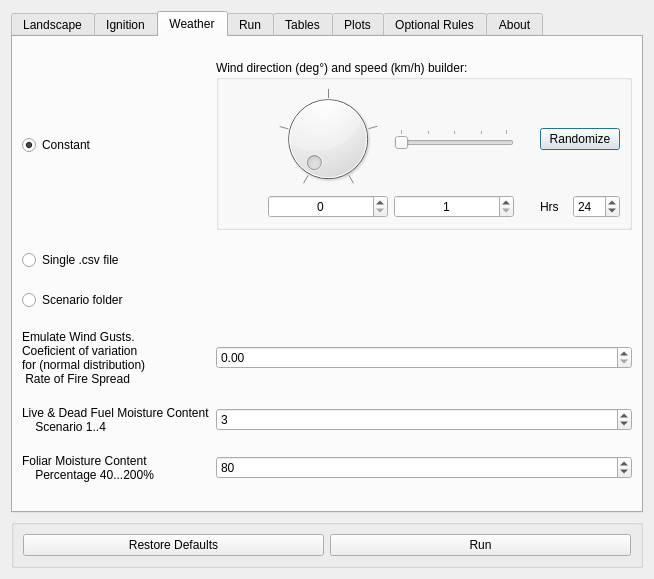
The window that fire2am_dialog_base.ui (fdobad/fire2am-kitral) describes before a commit, drawn with Qt 5.
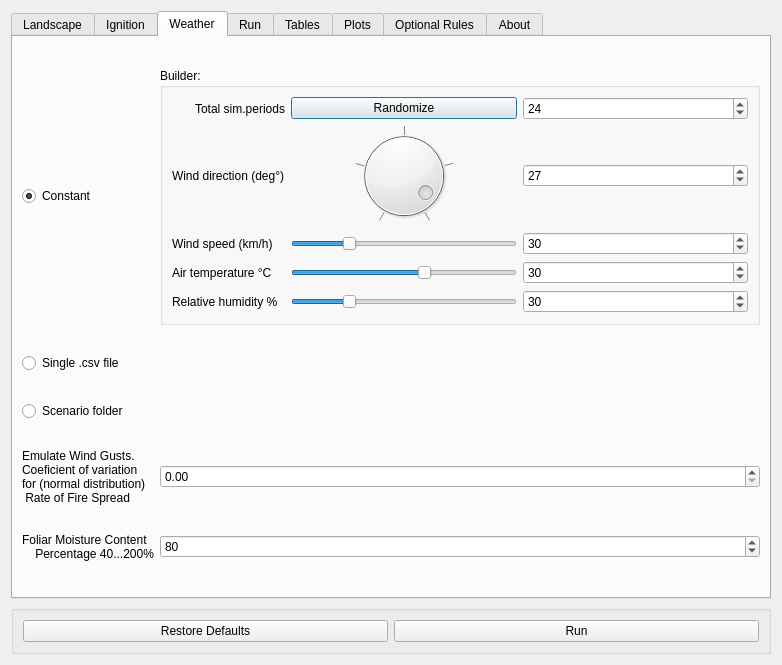
The same window after the commit. The open tabs and pages were chosen to show the change. Custom widgets are drawn as their Qt base class.

```diff
--- a/fire2am_dialog_base.ui
+++ b/fire2am_dialog_base.ui
@@ -6,8 +6,8 @@
    <rect>
     <x>0</x>
     <y>0</y>
-    <width>654</width>
-    <height>579</height>
+    <width>782</width>
+    <height>665</height>
    </rect>
   </property>
   <property name="windowTitle">
@@ -237,6 +237,27 @@
        <string>Weather</string>
       </attribute>
       <layout class="QGridLayout" name="gridLayout_2">
+       <item row="6" column="0">
+        <widget class="QLabel" name="label_10">
+         <property name="text">
+          <string>Foliar Moisture Content
+    Percentage 40...200%</string>
+         </property>
+        </widget>
+       </item>
+       <item row="3" column="1">
+        <widget class="QgsFileWidget" name="fileWidget_weatherFolder">
+         <property name="dialogTitle">
+          <string>Select a folder with Weathers[1..N].csv inside</string>
+         </property>
+         <property name="defaultRoot">
+          <string/>
+         </property>
+         <property name="storageMode">
+          <enum>QgsFileWidget::GetDirectory</enum>
+         </property>
+        </widget>
+       </item>
        <item row="3" column="0">
         <widget class="QRadioButton" name="radioButton_weatherFolder">
          <property name="text">
@@ -244,13 +265,132 @@
          </property>
         </widget>
        </item>
+       <item row="2" column="0">
+        <widget class="QRadioButton" name="radioButton_weatherFile">
+         <property name="text">
+          <string>Single .csv file</string>
+         </property>
+        </widget>
+       </item>
+       <item row="2" column="1">
+        <widget class="QgsFileWidget" name="fileWidget_weatherFile">
+         <property name="dialogTitle">
+          <string>Select a .csv text file with columns WS &amp; WD</string>
+         </property>
+         <property name="filter">
+          <string>*.csv</string>
+         </property>
+         <property name="defaultRoot">
+          <string/>
+         </property>
+        </widget>
+       </item>
+       <item row="4" column="0">
+        <widget class="QLabel" name="label">
+         <property name="text">
+          <string>Emulate Wind Gusts.
+Coeficient of variation
+for (normal distribution)
+ Rate of Fire Spread</string>
+         </property>
+        </widget>
+       </item>
+       <item row="4" column="1">
+        <widget class="QDoubleSpinBox" name="doubleSpinBox_ROS_CV"/>
+       </item>
+       <item row="6" column="1">
+        <widget class="QSpinBox" name="spinBox_fmc">
+         <property name="enabled">
+          <bool>true</bool>
+         </property>
+         <property name="minimum">
+          <number>40</number>
+         </property>
+         <property name="maximum">
+          <number>200</number>
+         </property>
+         <property name="value">
+          <number>80</number>
+         </property>
+        </widget>
+       </item>
+       <item row="0" column="0">
+        <widget class="QRadioButton" name="radioButton_weatherConstant">
+         <property name="text">
+          <string>Constant</string>
+         </property>
+         <property name="checked">
+          <bool>true</bool>
+         </property>
+        </widget>
+       </item>
        <item row="0" column="1">
         <widget class="QGroupBox" name="groupBox">
          <property name="title">
-          <string>Wind direction (deg°) and speed (km/h) builder:</string>
+          <string>Builder:</string>
          </property>
          <layout class="QGridLayout" name="gridLayout_5">
-          <item row="2" column="2">
+          <item row="5" column="2">
+           <widget class="QSpinBox" name="spinBox_airTemperature">
+            <property name="minimum">
+             <number>-10</number>
+            </property>
+            <property name="maximum">
+             <number>57</number>
+            </property>
+            <property name="stepType">
+             <enum>QAbstractSpinBox::DefaultStepType</enum>
+            </property>
+            <property name="value">
+             <number>30</number>
+            </property>
+           </widget>
+          </item>
+          <item row="5" column="0">
+           <widget class="QLabel" name="label_2">
+            <property name="text">
+             <string>Air temperature °C</string>
+            </property>
+           </widget>
+          </item>
+          <item row="2" column="0">
+           <widget class="QLabel" name="label_20">
+            <property name="text">
+             <string>Wind direction (deg°)</string>
+            </property>
+           </widget>
+          </item>
+          <item row="0" column="1">
+           <widget class="QPushButton" name="pushButton_windRandomize">
+            <property name="text">
+             <string>Randomize</string>
+            </property>
+           </widget>
+          </item>
+          <item row="6" column="2">
+           <widget class="QSpinBox" name="spinBox_relativeHumidity">
+            <property name="maximum">
+             <number>123</number>
+            </property>
+            <property name="value">
+             <number>30</number>
+            </property>
+           </widget>
+          </item>
+          <item row="0" column="2">
+           <widget class="QSpinBox" name="spinBox_windConstLen">
+            <property name="minimum">
+             <number>1</number>
+            </property>
+            <property name="maximum">
+             <number>999</number>
+            </property>
+            <property name="value">
+             <number>24</number>
+            </property>
+           </widget>
+          </item>
+          <item row="4" column="1">
            <widget class="QSlider" name="horizontalSlider_windSpeed">
             <property name="sizePolicy">
              <sizepolicy hsizetype="Expanding" vsizetype="Fixed">
@@ -262,16 +402,19 @@
              <string>km/h</string>
             </property>
             <property name="minimum">
-             <number>1</number>
+             <number>0</number>
             </property>
             <property name="maximum">
-             <number>100</number>
+             <number>123</number>
+            </property>
+            <property name="value">
+             <number>30</number>
             </property>
             <property name="orientation">
              <enum>Qt::Horizontal</enum>
             </property>
             <property name="tickPosition">
-             <enum>QSlider::TicksAbove</enum>
+             <enum>QSlider::NoTicks</enum>
             </property>
             <property name="tickInterval">
              <number>25</number>
@@ -290,28 +433,99 @@
              <string>km/h</string>
             </property>
             <property name="alignment">
-             <set>Qt::AlignCenter</set>
+             <set>Qt::AlignLeading|Qt::AlignLeft|Qt::AlignVCenter</set>
             </property>
+            <property name="suffix">
+             <string/>
+            </property>
             <property name="minimum">
-             <number>1</number>
+             <number>0</number>
             </property>
             <property name="maximum">
-             <number>200</number>
+             <number>123</number>
             </property>
+            <property name="stepType">
+             <enum>QAbstractSpinBox::DefaultStepType</enum>
+            </property>
+            <property name="value">
+             <number>30</number>
+            </property>
            </widget>
           </item>
-          <item row="2" column="0">
-           <spacer name="horizontalSpacer_2">
+          <item row="0" column="0">
+           <widget class="QLabel" name="label_15">
+            <property name="text">
+             <string>Total sim.periods</string>
+            </property>
+            <property name="alignment">
+             <set>Qt::AlignRight|Qt::AlignTrailing|Qt::AlignVCenter</set>
+            </property>
+           </widget>
+          </item>
+          <item row="6" column="0">
+           <widget class="QLabel" name="label_19">
+            <property name="text">
+             <string>Relative humidity %</string>
+            </property>
+           </widget>
+          </item>
+          <item row="5" column="1">
+           <widget class="QSlider" name="horizontalSlider_airTemperature">
+            <property name="minimum">
+             <number>-10</number>
+            </property>
+            <property name="maximum">
+             <number>57</number>
+            </property>
+            <property name="value">
+             <number>30</number>
+            </property>
             <property name="orientation">
              <enum>Qt::Horizontal</enum>
             </property>
-            <property name="sizeHint" stdset="0">
-             <size>
-              <width>40</width>
-              <height>20</height>
-             </size>
+           </widget>
+          </item>
+          <item row="2" column="2">
+           <widget class="QSpinBox" name="spinBox_windDirection">
+            <property name="sizePolicy">
+             <sizepolicy hsizetype="Minimum" vsizetype="Fixed">
+              <horstretch>1</horstretch>
+              <verstretch>0</verstretch>
+             </sizepolicy>
             </property>
-           </spacer>
+            <property name="alignment">
+             <set>Qt::AlignLeading|Qt::AlignLeft|Qt::AlignVCenter</set>
+            </property>
+            <property name="maximum">
+             <number>359</number>
+            </property>
+            <property name="singleStep">
+             <number>6</number>
+            </property>
+            <property name="value">
+             <number>27</number>
+            </property>
+           </widget>
+          </item>
+          <item row="4" column="0">
+           <widget class="QLabel" name="label_21">
+            <property name="text">
+             <string>Wind speed (km/h)</string>
+            </property>
+           </widget>
+          </item>
+          <item row="6" column="1">
+           <widget class="QSlider" name="horizontalSlider_relativeHumidity">
+            <property name="maximum">
+             <number>123</number>
+            </property>
+            <property name="value">
+             <number>30</number>
+            </property>
+            <property name="orientation">
+             <enum>Qt::Horizontal</enum>
+            </property>
+           </widget>
           </item>
           <item row="2" column="1">
            <widget class="QDial" name="dial_windDirection">
@@ -330,6 +544,15 @@
             <property name="singleStep">
              <number>1</number>
             </property>
+            <property name="value">
+             <number>27</number>
+            </property>
+            <property name="orientation">
+             <enum>Qt::Horizontal</enum>
+            </property>
+            <property name="invertedAppearance">
+             <bool>true</bool>
+            </property>
             <property name="notchTarget">
              <double>90.000000000000000</double>
             </property>
@@ -338,166 +561,9 @@
             </property>
            </widget>
           </item>
-          <item row="4" column="1">
-           <widget class="QSpinBox" name="spinBox_windDirection">
-            <property name="sizePolicy">
-             <sizepolicy hsizetype="Minimum" vsizetype="Fixed">
-              <horstretch>1</horstretch>
-              <verstretch>0</verstretch>
-             </sizepolicy>
-            </property>
-            <property name="alignment">
-             <set>Qt::AlignCenter</set>
-            </property>
-            <property name="maximum">
-             <number>359</number>
-            </property>
-            <property name="singleStep">
-             <number>6</number>
-            </property>
-           </widget>
-          </item>
-          <item row="2" column="3">
-           <spacer name="horizontalSpacer">
-            <property name="orientation">
-             <enum>Qt::Horizontal</enum>
-            </property>
-            <property name="sizeHint" stdset="0">
-             <size>
-              <width>20</width>
-              <height>20</height>
-             </size>
-            </property>
-           </spacer>
-          </item>
-          <item row="4" column="6">
-           <widget class="QSpinBox" name="spinBox_windConstLen">
-            <property name="minimum">
-             <number>1</number>
-            </property>
-            <property name="maximum">
-             <number>999</number>
-            </property>
-            <property name="value">
-             <number>24</number>
-            </property>
-           </widget>
-          </item>
-          <item row="2" column="5" colspan="2">
-           <widget class="QPushButton" name="pushButton_windRandomize">
-            <property name="text">
-             <string>Randomize</string>
-            </property>
-           </widget>
-          </item>
-          <item row="4" column="5">
-           <widget class="QLabel" name="label_15">
-            <property name="text">
-             <string>Hrs</string>
-            </property>
-           </widget>
-          </item>
          </layout>
         </widget>
        </item>
-       <item row="7" column="0">
-        <widget class="QLabel" name="label_10">
-         <property name="text">
-          <string>Foliar Moisture Content
-    Percentage 40...200%</string>
-         </property>
-        </widget>
-       </item>
-       <item row="0" column="0">
-        <widget class="QRadioButton" name="radioButton_weatherConstant">
-         <property name="text">
-          <string>Constant</string>
-         </property>
-         <property name="checked">
-          <bool>true</bool>
-         </property>
-        </widget>
-       </item>
-       <item row="5" column="0">
-        <widget class="QLabel" name="label_2">
-         <property name="text">
-          <string>Live &amp; Dead Fuel Moisture Content
-    Scenario 1..4</string>
-         </property>
-        </widget>
-       </item>
-       <item row="3" column="1">
-        <widget class="QgsFileWidget" name="fileWidget_weatherFolder">
-         <property name="dialogTitle">
-          <string>Select a folder with Weathers[1..N].csv inside</string>
-         </property>
-         <property name="defaultRoot">
-          <string/>
-         </property>
-         <property name="storageMode">
-          <enum>QgsFileWidget::GetDirectory</enum>
-         </property>
-        </widget>
-       </item>
-       <item row="2" column="0">
-        <widget class="QRadioButton" name="radioButton_weatherFile">
-         <property name="text">
-          <string>Single .csv file</string>
-         </property>
-        </widget>
-       </item>
-       <item row="2" column="1">
-        <widget class="QgsFileWidget" name="fileWidget_weatherFile">
-         <property name="dialogTitle">
-          <string>Select a .csv text file with columns WS &amp; WD</string>
-         </property>
-         <property name="filter">
-          <string>*.csv</string>
-         </property>
-         <property name="defaultRoot">
-          <string/>
-         </property>
-        </widget>
-       </item>
-       <item row="7" column="1">
-        <widget class="QSpinBox" name="spinBox_fmc">
-         <property name="minimum">
-          <number>40</number>
-         </property>
-         <property name="maximum">
-          <number>200</number>
-         </property>
-         <property name="value">
-          <number>80</number>
-         </property>
-        </widget>
-       </item>
-       <item row="4" column="1">
-        <widget class="QDoubleSpinBox" name="doubleSpinBox_ROS_CV"/>
-       </item>
-       <item row="4" column="0">
-        <widget class="QLabel" name="label">
-         <property name="text">
-          <string>Emulate Wind Gusts.
-Coeficient of variation
-for (normal distribution)
- Rate of Fire Spread</string>
-         </property>
-        </widget>
-       </item>
-       <item row="5" column="1">
-        <widget class="QSpinBox" name="spinBox_scenario">
-         <property name="minimum">
-          <number>1</number>
-         </property>
-         <property name="maximum">
-          <number>4</number>
-         </property>
-         <property name="value">
-          <number>3</number>
-         </property>
-        </widget>
-       </item>
       </layout>
      </widget>
      <widget class="QWidget" name="tab_run">
```
Left out of the diff: 70 changed lines with no effect on the pictures.
